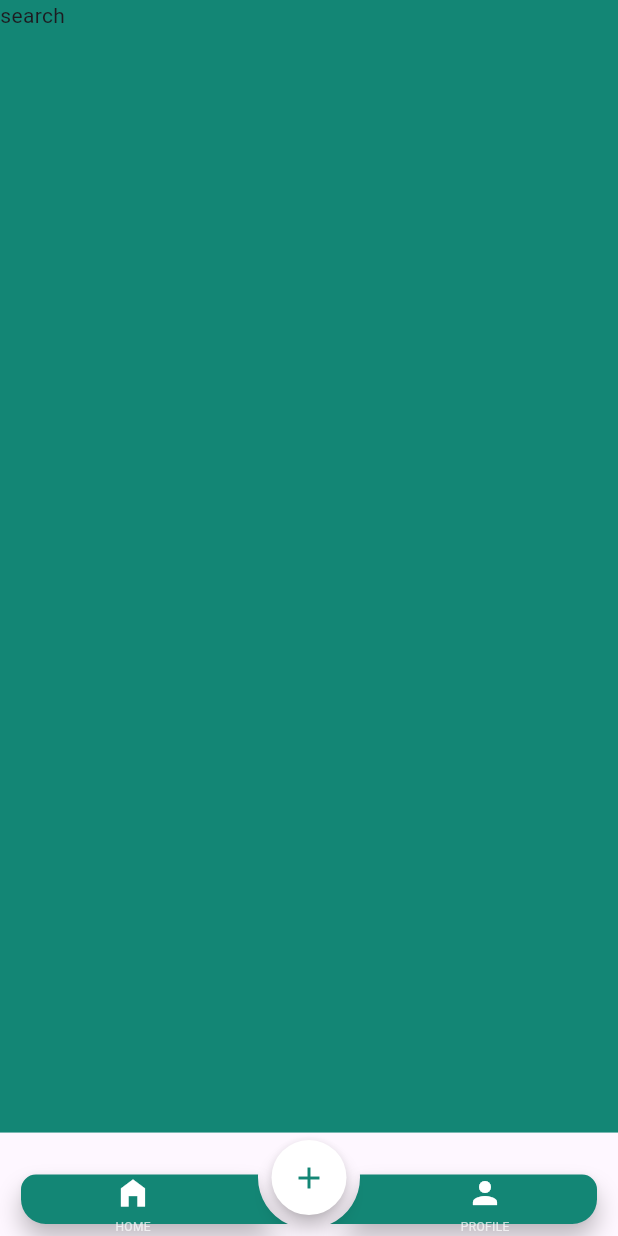
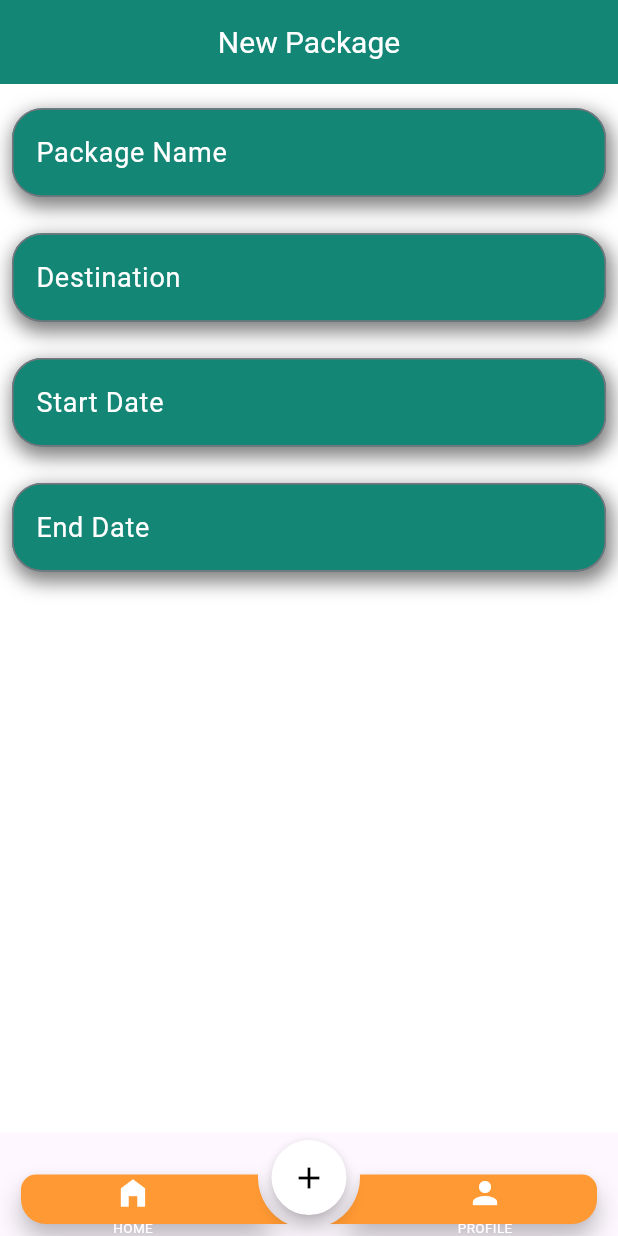
Before and after one commit to SHADINFAISALMP/TripX_Admin_Web_App, a Flutter app: the Bottomnavigation screen opened directly, item 2 of the bottom bar chosen, on a phone screen of 412 x 824 dp. Run offline on Flutter 3.47's test engine with Material 3 defaults, Android fonts, the phone set to English and light mode, and no system bars; drawn by our look-alikes of animated_notch_bottom_bar; our stand-ins replace bloc, cloud_firestore, firebase_auth, firebase_core, firebase_storage, flutter_bloc and 2 more; accounts and stored records are empty; Roboto replaces fonts that are missing (sedan).

Commit message:
some ui things

```diff
--- a/lib/main.dart
+++ b/lib/main.dart
@@ -8,7 +8,7 @@ import 'package:tripx_admin_application/blocs/register_button/register_bloc.dart
 import 'package:tripx_admin_application/blocs/signupadmin/signup_bloc.dart';
 import 'package:tripx_admin_application/blocs/signupimage/profileimage_bloc.dart';
 import 'package:tripx_admin_application/firebase_options.dart';
-import 'package:tripx_admin_application/screens/splash_screen.dart';
+import 'package:tripx_admin_application/screens/splash_screen/splash_screen.dart';
 
 Future<void> main() async {
   WidgetsFlutterBinding.ensureInitialized();
--- a/lib/screens/bottom_navigation/bottomnavigation.dart
+++ b/lib/screens/bottom_navigation/bottomnavigation.dart
@@ -20,13 +20,11 @@ class _BottomnavigationState extends State<Bottomnavigation> {
     super.initState();
     _pageController = NotchBottomBarController();
   }
-
   @override
   void dispose() {
     _pageController.dispose();
     super.dispose();
   }
-
   @override
   Widget build(
     BuildContext context,
@@ -46,7 +44,7 @@ class _BottomnavigationState extends State<Bottomnavigation> {
                   ),
                   activeItem: Icon(
                     Icons.home_filled,
-                    color: colorteal,
+                    color: blackcolor,
                   ),
                   itemLabel: 'HOME',
                 ),
@@ -57,7 +55,7 @@ class _BottomnavigationState extends State<Bottomnavigation> {
                   ),
                   activeItem: Icon(
                     Icons.add,
-                    color: colorteal,
+                    color: blackcolor,
                   ),
                   itemLabel: 'ADD PACKAGES',
                 ),
@@ -68,7 +66,7 @@ class _BottomnavigationState extends State<Bottomnavigation> {
                   ),
                   activeItem: Icon(
                     Icons.person_2_sharp,
-                    color: colorteal,
+                    color: blackcolor,
                   ),
                   itemLabel: 'PROFILE',
                 ),
@@ -79,11 +77,11 @@ class _BottomnavigationState extends State<Bottomnavigation> {
                     .read<BottomnavigationBloc>()
                     .add(ChangeTabEvent(pageIndex: value));
               },
-              kIconSize: mediaqueryheight(.03, context),
+              kIconSize: mediaqueryheight(.029, context),
               kBottomRadius: mediaqueryheight(.02, context),
               notchColor: whitecolor,
-              color: colorteal,
-              itemLabelStyle: const TextStyle(color: white70, fontSize: 8),
+              color: orangecolor,
+              itemLabelStyle: const TextStyle(color: whitecolor, fontSize: 9),
               bottomBarHeight: mediaqueryheight(.04, context),
             ));
       },
--- /dev/null
+++ b/lib/screens/packagess/packages.dart
@@ -0,0 +1,104 @@
+import 'package:flutter/material.dart';
+import 'package:tripx_admin_application/utils/colors.dart';
+import 'package:tripx_admin_application/utils/fonts.dart';
+import 'package:tripx_admin_application/utils/mediaquery.dart';
+
+class Packages extends StatefulWidget {
+  const Packages({super.key});
+
+  @override
+  State<Packages> createState() => _SearchpageState();
+}
+
+class _SearchpageState extends State<Packages> {
+  @override
+  Widget build(BuildContext context) {
+    return Scaffold(
+      backgroundColor: whitecolor,
+      appBar: AppBar(
+        centerTitle: true,
+        automaticallyImplyLeading: false,
+        backgroundColor: colorteal,
+        title: mytext("New Package",
+            fontFamily: sedan, fontSize: 20, color: whitecolor),
+      ),
+      body: Column(
+        children: [
+          SizedBox(
+            height: mediaqueryheight(0.01, context),
+          ),
+          const PackageFields(
+            hinttext: "Package Name",
+          ),
+          SizedBox(
+            height: mediaqueryheight(0.01, context),
+          ),
+          const PackageFields(
+            hinttext: "Destination",
+          ),
+          SizedBox(
+            height: mediaqueryheight(0.01, context),
+          ),
+          const PackageFields(
+            hinttext: "Start Date",
+          ),
+          SizedBox(
+            height: mediaqueryheight(0.01, context),
+          ),
+          const PackageFields(
+            hinttext: "End Date",
+          ),
+        ],
+      ),
+    );
+  }
+}
+
+class PackageFields extends StatelessWidget {
+  final String hinttext;
+  const PackageFields({
+    super.key,
+    required this.hinttext,
+  });
+
+  @override
+  Widget build(BuildContext context) {
+    return Padding(
+      padding: const EdgeInsets.all(8.0),
+      child: Container(
+        decoration: BoxDecoration(
+          borderRadius: BorderRadius.circular(20),
+          color: colorteal,
+          boxShadow: [
+            BoxShadow(
+              color: blackcolor.withOpacity(0.5), // Shadow color
+              spreadRadius: 2,
+              blurRadius: 10,
+              offset: const Offset(2, 5),
+            ),
+          ],
+        ),
+        child: TextField(
+          cursorColor: whitecolor,
+          style: const TextStyle(color: whitecolor),
+          decoration: InputDecoration(
+            labelStyle: const TextStyle(color: whitecolor),
+            hintText: hinttext,
+            hintStyle: const TextStyle(
+              backgroundColor: colorteal,
+              color: whitecolor,
+              fontSize: 18.0,
+            ),
+            border: OutlineInputBorder(
+              borderRadius: BorderRadius.circular(20.0),
+            ),
+            focusedBorder: OutlineInputBorder(
+              borderSide: const BorderSide(color: whitecolor),
+              borderRadius: BorderRadius.circular(20.0),
+            ),
+          ),
+        ),
+      ),
+    );
+  }
+}
--- a/lib/screens/profile.dart
+++ b/lib/screens/profile/profile.dart
@@ -172,6 +172,9 @@ class _ProfileState extends State<Profile> {
                             height: mediaqueryheight(0.05, context),
                           ),
                           Center(
+                            child: GestureDetector(onTap: () {
+
+                            },
                               child: Row(
                                 mainAxisAlignment: MainAxisAlignment.center,
                                 children: [
@@ -190,6 +193,7 @@ class _ProfileState extends State<Profile> {
                                 ],
                               ),
                             ),
+                          ),
                         ],
                       ),
                     )
--- a/lib/screens/search.dart
+++ /dev/null
@@ -1,17 +0,0 @@
-import 'package:flutter/material.dart';
-import 'package:tripx_admin_application/utils/colors.dart';
-
-class Searchpage extends StatefulWidget {
-  const Searchpage({super.key});
-
-  @override
-  State<Searchpage> createState() => _SearchpageState();
-}
-
-class _SearchpageState extends State<Searchpage> {
-  @override
-  Widget build(BuildContext context) {
-    return const Scaffold(backgroundColor: colorteal,
-      body: Text("search"),);
-  }
-}
--- a/lib/utils/bottomnavigation_list.dart
+++ b/lib/utils/bottomnavigation_list.dart
@@ -1,7 +1,7 @@
 import 'package:flutter/material.dart';
-import 'package:tripx_admin_application/screens/home_screen.dart';
-import 'package:tripx_admin_application/screens/profile.dart';
-import 'package:tripx_admin_application/screens/search.dart';
+import 'package:tripx_admin_application/screens/homescreen/home_screen.dart';
+import 'package:tripx_admin_application/screens/profile/profile.dart';
+import 'package:tripx_admin_application/screens/packagess/packages.dart';
 
 
-List<Widget> pages = [const Homescreen(), const Searchpage(), const Profile()];
+List<Widget> pages = [const Homescreen(), const Packages(), const Profile()];
```
Also changed, not shown: lib/screens/log_in_screen/donthave_account.dart (+6 -5 lines), lib/screens/log_in_screen/log_in.dart (+74 -6 lines), lib/screens/otp_verificaation/otp_verification.dart (+18 -1 lines), lib/screens/signup_page/sign_up.dart (+38 -4 lines), lib/screens/homescreen/home_screen.dart (renamed from lib/screens/home_screen.dart), lib/screens/splash_screen/splash_screen.dart (renamed from lib/screens/splash_screen.dart). Lines whose indentation alone changed are shown as unchanged.
